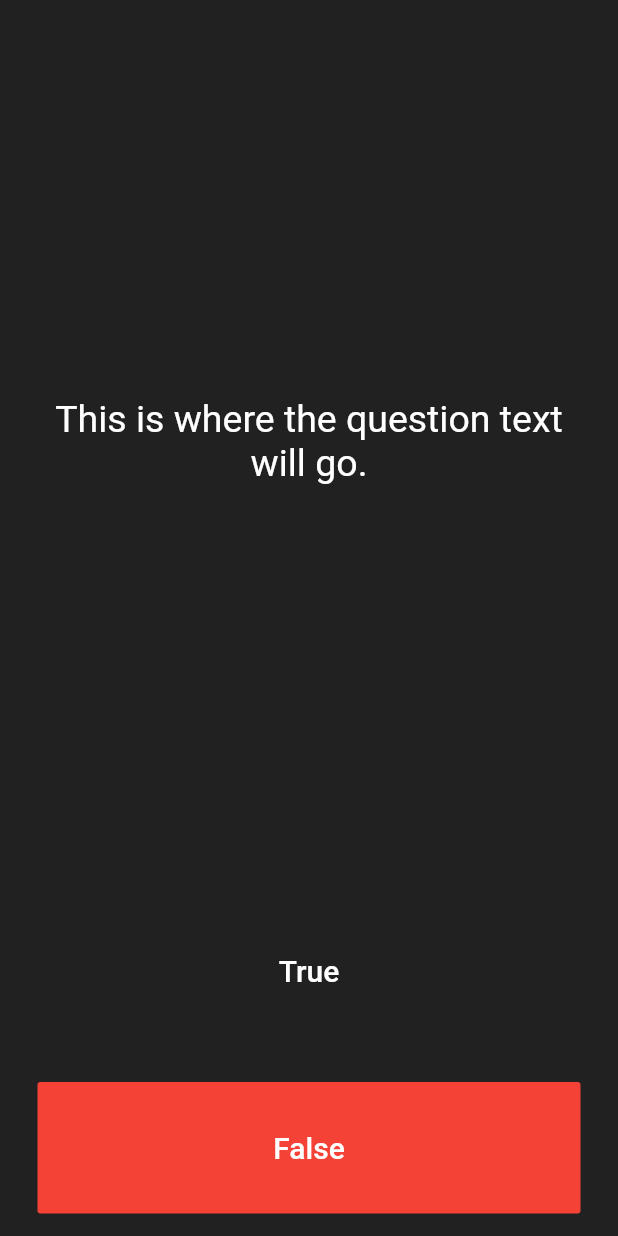
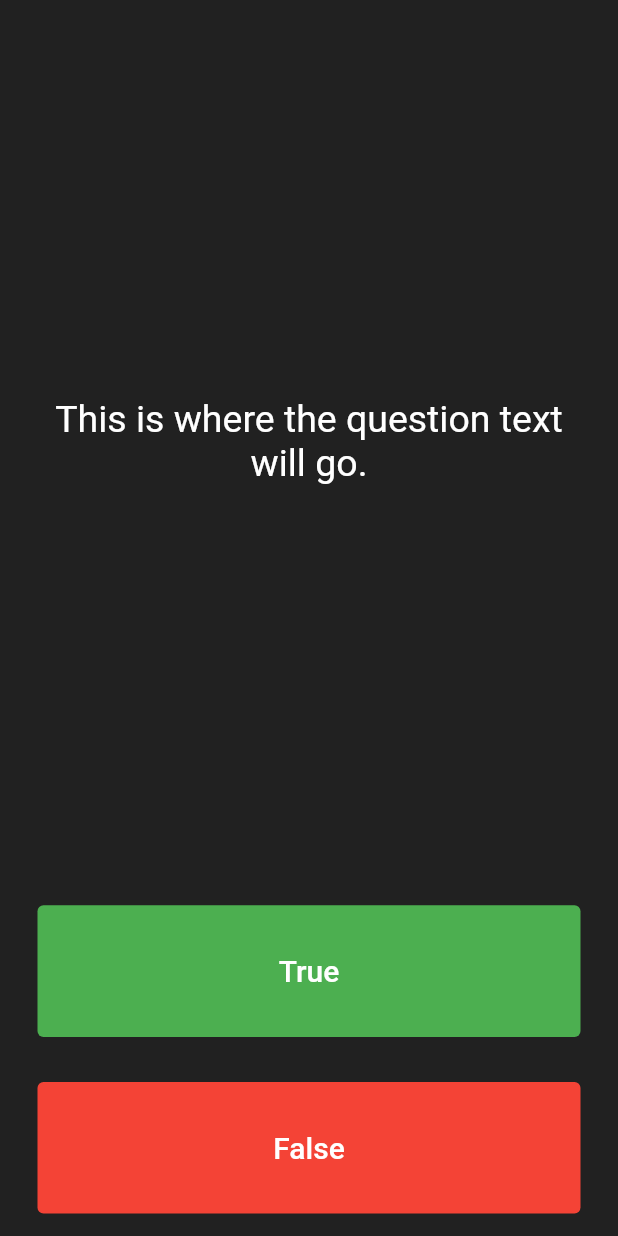
Before and after one commit to kristjansig1983/quizzler, a Flutter app: the screen it shows after launch, on a phone screen of 412 x 824 dp. Run offline on Flutter 3.47's test engine with Material 2 defaults, Android fonts, the phone set to English and light mode, and no system bars.

Commit message:
TextButton
Replaced FlatButton with ´TextButton.

```diff
--- a/lib/main.dart
+++ b/lib/main.dart
@@ -51,6 +51,9 @@ class _QuizPageState extends State<QuizPage> {
           child: Padding(
             padding: EdgeInsets.all(15.0),
             child: TextButton(
+              style: TextButton.styleFrom(
+                backgroundColor: Colors.green,
+              ),
               child: Text(
                 'True',
                 style: TextStyle(
@@ -67,8 +70,10 @@ class _QuizPageState extends State<QuizPage> {
         Expanded(
           child: Padding(
             padding: EdgeInsets.all(15.0),
-            child: FlatButton(
-              color: Colors.red,
+            child: TextButton(
+              style: TextButton.styleFrom(
+                backgroundColor: Colors.red,
+              ),
               child: Text(
                 'False',
                 style: TextStyle(
```
